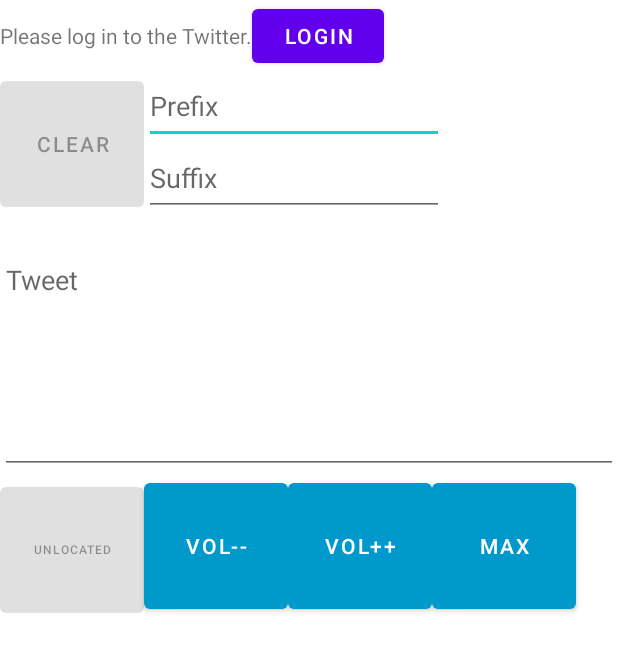
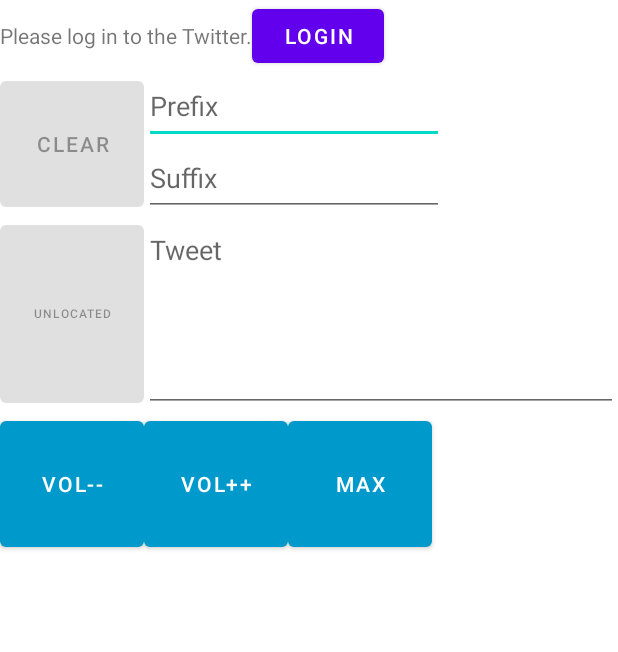
Before and after one commit to yzkn/Otowa, an Android app: the layout fragment_first.xml on its own in the app's theme, with its tools: preview values and no code run, on a phone screen of 412 x 824 dp. Shown: the top 652 px of the screen. Run offline under Robolectric (Android 15) with nearby library versions, the phone set to English and light mode, and no system bars.

Commit message:
Update UIs

```diff
--- a/app/src/main/res/layout/fragment_first.xml
+++ b/app/src/main/res/layout/fragment_first.xml
@@ -40,13 +40,13 @@
             <Button
                 android:id="@+id/button_clear"
                 android:layout_width="96dp"
-                android:layout_height="96dp"
+                android:layout_height="match_parent"
                 android:enabled="false"
                 android:text="@string/clear" />
 
             <LinearLayout
-                android:layout_width="match_parent"
-                android:layout_height="wrap_content"
+                android:layout_width="0dp"
+                android:layout_height="match_parent"
                 android:layout_weight="1"
                 android:orientation="vertical">
 
@@ -54,7 +54,6 @@
                     android:id="@+id/tweet_prefix"
                     android:layout_width="match_parent"
                     android:layout_height="48dp"
-                    android:layout_weight="1"
                     android:gravity="start|top"
                     android:hint="@string/prefix"
                     android:importantForAutofill="no"
@@ -65,7 +64,6 @@
                     android:id="@+id/tweet_suffix"
                     android:layout_width="match_parent"
                     android:layout_height="48dp"
-                    android:layout_weight="1"
                     android:gravity="start|top"
                     android:hint="@string/suffix"
                     android:importantForAutofill="no"
@@ -76,27 +74,17 @@
 
             <ImageButton
                 android:id="@+id/icon_image"
-                android:background="#ffffffff"
                 android:layout_width="96dp"
-                android:layout_height="96dp"
+                android:layout_height="match_parent"
                 android:layout_marginStart="10dp"
                 android:layout_marginTop="10dp"
                 android:layout_marginEnd="10dp"
                 android:layout_marginBottom="10dp"
+                android:background="#ffffffff"
                 android:contentDescription="@string/icon"
                 android:scaleType="fitCenter" />
 
         </LinearLayout>
-
-        <EditText
-            android:id="@+id/tweet_main"
-            android:layout_width="match_parent"
-            android:layout_height="wrap_content"
-            android:gravity="start|top"
-            android:hint="@string/tweet"
-            android:importantForAutofill="no"
-            android:inputType="textMultiLine"
-            android:lines="6" />
 
         <LinearLayout
             android:layout_width="match_parent"
@@ -106,30 +94,47 @@
             <Button
                 android:id="@+id/button_locate"
                 android:layout_width="96dp"
-                android:layout_height="96dp"
+                android:layout_height="match_parent"
                 android:enabled="false"
                 android:text="@string/locate_unknown"
-                android:textSize="8sp" />
+                android:textSize="8sp"
+                tools:ignore="SmallSp" />
+
+            <EditText
+                android:id="@+id/tweet_main"
+                android:layout_width="0dp"
+                android:layout_height="match_parent"
+                android:layout_weight="1"
+                android:gravity="start|top"
+                android:hint="@string/tweet"
+                android:importantForAutofill="no"
+                android:inputType="textMultiLine"
+                android:lines="5" />
+        </LinearLayout>
+
+        <LinearLayout
+            android:layout_width="match_parent"
+            android:layout_height="96dp"
+            android:orientation="horizontal">
 
             <Button
                 android:id="@+id/button_volume_dec"
                 android:layout_width="96dp"
-                android:layout_height="96dp"
+                android:layout_height="match_parent"
                 android:text="@string/button_volume_dec"
                 app:backgroundTint="#ff0099cc" />
-
 
             <Button
                 android:id="@+id/button_volume_inc"
                 android:layout_width="96dp"
-                android:layout_height="96dp"
+                android:layout_height="match_parent"
                 android:text="@string/button_volume_inc"
                 app:backgroundTint="#ff0099cc" />
 
             <Button
                 android:id="@+id/button_volume_max"
                 android:layout_width="96dp"
-                android:layout_height="96dp"
+                android:layout_height="match_parent"
                 android:text="@string/button_volume_max"
                 app:backgroundTint="#ff0099cc" />
         </LinearLayout>
```
Also changed, not shown: app/src/main/java/jp/gr/java_conf/ya/otowa/FirstFragment.kt (+23 -4 lines), app/src/main/java/jp/gr/java_conf/ya/otowa/MainActivity.kt (+30 -3 lines).
